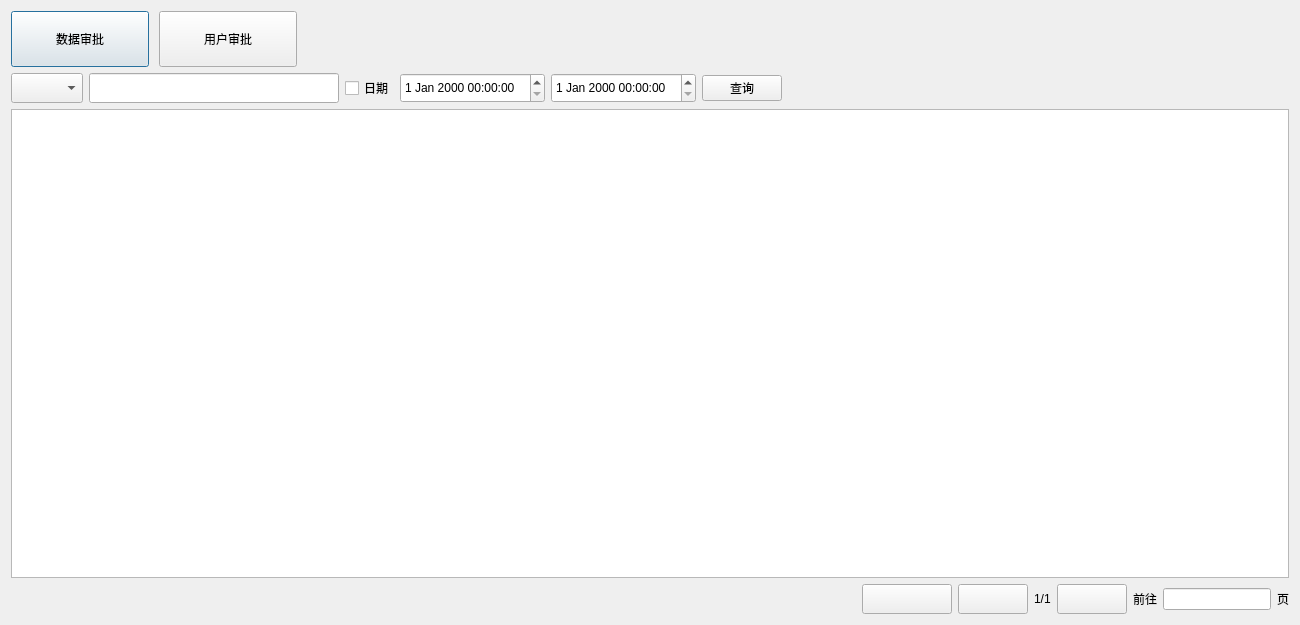
Old version of the form digitalIntegration/ApprovalProgressDialog.ui in the repository jiaqingguo/DI.
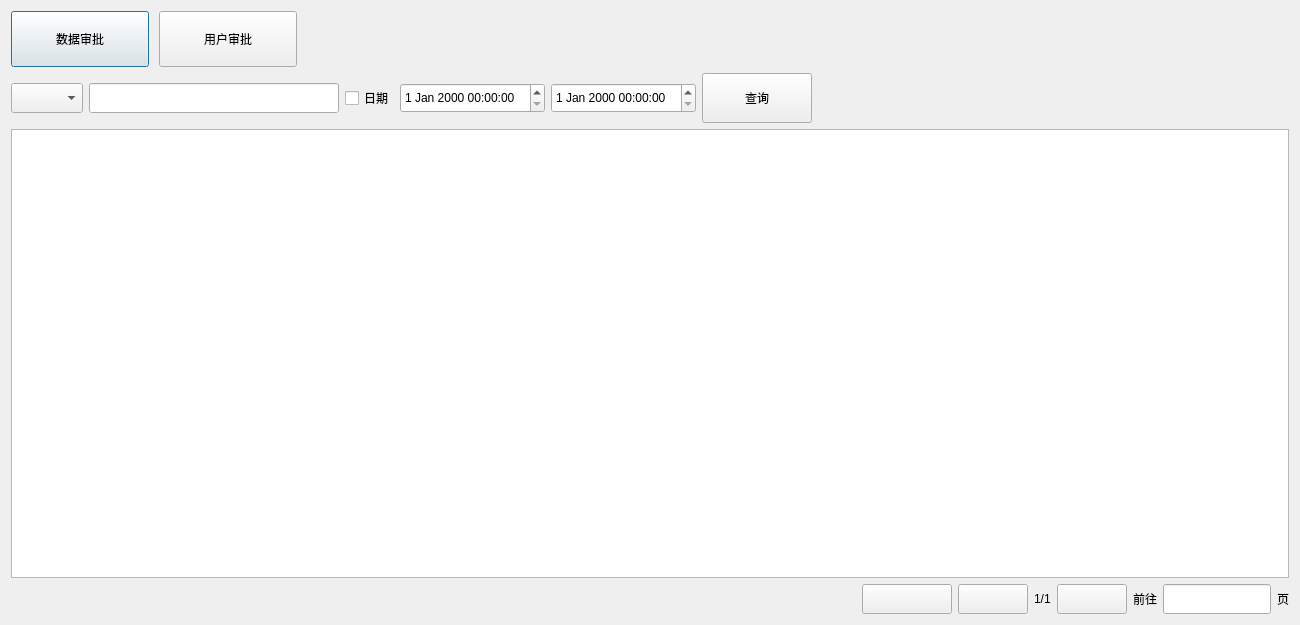
New version of the form. The open tabs and pages were chosen to show the change. Custom widgets are drawn as their Qt base class.

Diff of the .ui file:
```diff
--- a/digitalIntegration/ApprovalProgressDialog.ui
+++ b/digitalIntegration/ApprovalProgressDialog.ui
@@ -379,11 +379,11 @@
         <layout class="QHBoxLayout" name="horizontalLayout_5">
          <item>
           <widget class="QComboBox" name="comboBoxUserField">
-           <property name="sizePolicy">
-            <sizepolicy hsizetype="Preferred" vsizetype="Preferred">
-             <horstretch>0</horstretch>
-             <verstretch>0</verstretch>
-            </sizepolicy>
+           <property name="maximumSize">
+            <size>
+             <width>16777215</width>
+             <height>30</height>
+            </size>
            </property>
           </widget>
          </item>
@@ -465,6 +465,12 @@
          </item>
          <item>
           <widget class="QPushButton" name="btnUserQuery">
+           <property name="minimumSize">
+            <size>
+             <width>110</width>
+             <height>50</height>
+            </size>
+           </property>
            <property name="text">
             <string>查询</string>
            </property>
@@ -582,6 +588,12 @@
              <verstretch>0</verstretch>
             </sizepolicy>
            </property>
+           <property name="maximumSize">
+            <size>
+             <width>16777215</width>
+             <height>30</height>
+            </size>
+           </property>
           </widget>
          </item>
          <item>
```
Left out of the diff: 10 changed lines with no effect on the pictures.
